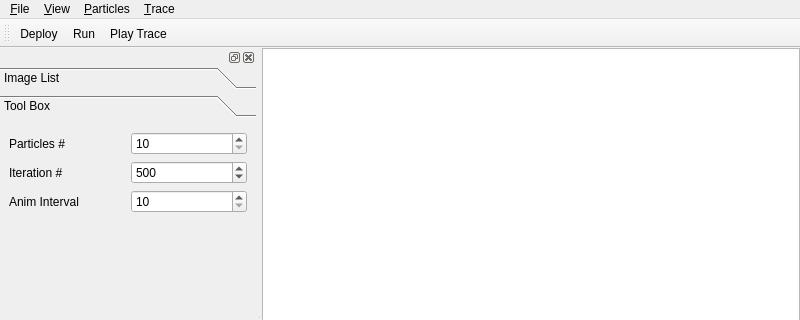
Before: the Qt Designer form imageParticles/particlesUI.ui in SadeghMSalehi/gradworks, drawn with Qt 5; both pictures show x 0 to 800 and y 0 to 320 of the 800 by 600 pixel window.
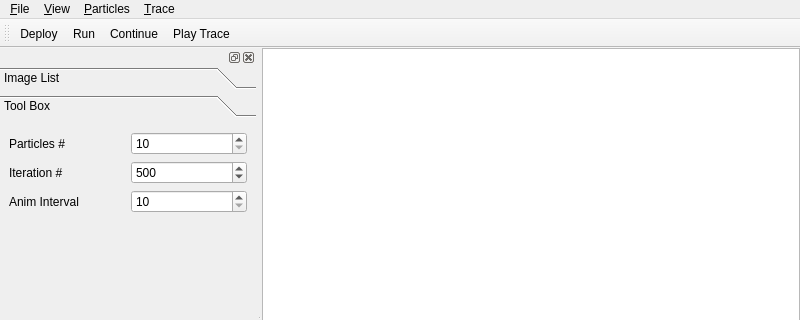
After: the same form once the commit is applied. Custom widgets are drawn as their Qt base class.

Commit message: updated for improved cost function

```diff
--- a/imageParticles/particlesUI.ui
+++ b/imageParticles/particlesUI.ui
@@ -175,6 +175,7 @@
    </attribute>
    <addaction name="actionDeploy"/>
    <addaction name="actionRun"/>
+   <addaction name="actionContinueOptimization"/>
    <addaction name="actionPlayTrace"/>
   </widget>
   <widget class="QMenuBar" name="menuBar">
@@ -326,6 +327,11 @@
     <string>Show Plot Window</string>
    </property>
   </action>
+  <action name="actionContinueOptimization">
+   <property name="text">
+    <string>Continue</string>
+   </property>
+  </action>
  </widget>
  <customwidgets>
   <customwidget>
```
Left out of the diff: 4 changed lines with no effect on the pictures. The commit also changes 2 other files.
